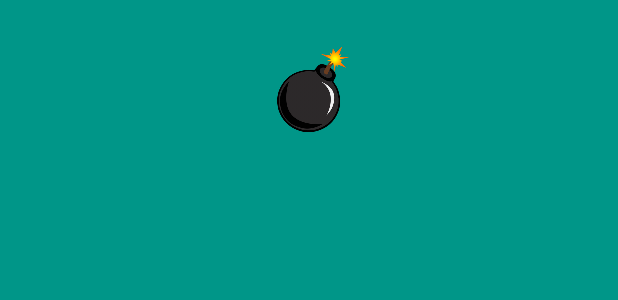
After one commit to terciotales/bombmine, an Android app: the layout tela_jogo.xml on its own in the app's theme, with its tools: preview values and no code run, on a phone screen of 412 x 824 dp. The commit adds this screen. Shown: the top 300 px of the screen. Run offline under Robolectric (Android 15) with nearby library versions, the phone set to English and light mode, and no system bars.

Commit message:
Correções primeira tela do jogo

```diff
--- /dev/null
+++ b/app/src/main/res/layout/tela_jogo.xml
@@ -0,0 +1,18 @@
+<?xml version="1.0" encoding="utf-8"?>
+<RelativeLayout xmlns:android="http://schemas.android.com/apk/res/android"
+    xmlns:app="http://schemas.android.com/apk/res-auto"
+    android:layout_width="match_parent"
+    android:layout_height="match_parent"
+    android:background="#009688">
+
+    <ImageView
+        android:id="@+id/imageView"
+        android:layout_width="60dp"
+        android:layout_height="60dp"
+        android:layout_alignParentLeft="false"
+        android:layout_centerHorizontal="true"
+        android:layout_marginTop="30dp"
+        android:layout_toLeftOf="@id/title"
+        app:srcCompat="@drawable/bomb" />
+
+</RelativeLayout>
```
Also changed, not shown: app/src/main/java/com/example/campominado/TelaJogo.java (added, +14 -0 lines), app/src/main/res/layout/activity_main.xml (+26 -6 lines), app/src/main/res/drawable/bomb.png (added), 1 other file.
